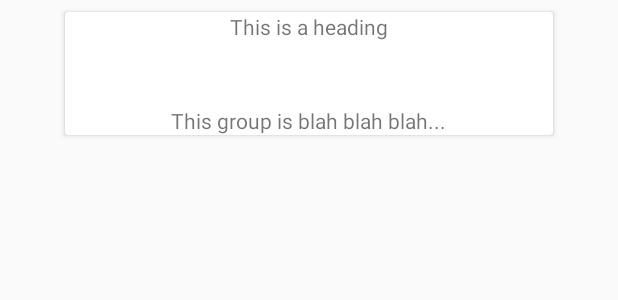
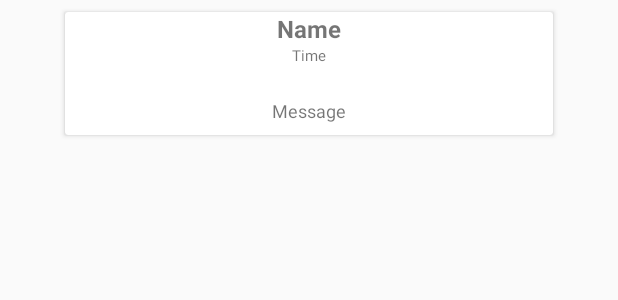
Before and after one commit to alexeiffert/NoteGator, an Android app: the layout group_list_item.xml on its own in the app's theme, with its tools: preview values and no code run, on a phone screen of 412 x 824 dp. Shown: the top 300 px of the screen. Run offline under Robolectric (Android 15) with nearby library versions, the phone set to English and light mode, and no system bars.

Commit message:
Chat time working (still out of order) stopping here to write paper

```diff
--- a/app/src/main/AndroidManifest.xml
+++ b/app/src/main/AndroidManifest.xml
@@ -43,8 +43,8 @@
             android:label="@string/title_activity_homepage" />
         <activity
             android:name=".ClassActivity"
-            android:label="@string/title_activity_class"
-            android:windowSoftInputMode="adjustPan"/>
+            android:label="COP3502"
+            />
         <activity android:name=".AddNotesActivity" />
         <activity
             android:name=".ViewNotes"
--- a/app/src/main/java/notegator/notegator/GroupListAdapter.java
+++ b/app/src/main/java/notegator/notegator/GroupListAdapter.java
@@ -35,9 +35,8 @@ public class GroupListAdapter extends RecyclerView.Adapter<GroupListAdapter.View
         GroupListItem groupListItem = list.get(position);
         //TODO this is causing the app to crash... not sure why
         holder.setTextViewHeader(groupListItem.getHeader());
+        holder.setTextViewTime(groupListItem.getTime());
         holder.setTextViewText(groupListItem.getText());
-        System.out.println(groupListItem.getHeader());
-        System.out.println(groupListItem.getText());
     }
 
     @Override
@@ -48,16 +47,19 @@ public class GroupListAdapter extends RecyclerView.Adapter<GroupListAdapter.View
     public class ViewHolder extends RecyclerView.ViewHolder {
 
         private TextView textViewHeader;
+        private TextView textViewTime;
         private TextView textViewText;
 
         public ViewHolder(View itemView) {
             super(itemView);
             textViewHeader = (TextView) itemView.findViewById(R.id.header);
+            textViewTime = (TextView)itemView.findViewById(R.id.time);
             textViewText = (TextView) itemView.findViewById(R.id.text);
         }
         public void setTextViewHeader(String text) {
             textViewHeader.setText(text);
         }
+        public void setTextViewTime(String text){ textViewTime.setText(text);}
         public void setTextViewText(String text){
             textViewText.setText(text);
         }
--- a/app/src/main/res/layout/group_list_item.xml
+++ b/app/src/main/res/layout/group_list_item.xml
@@ -22,27 +22,46 @@
         app:layout_constraintTop_toTopOf="parent"
         app:layout_constraintVertical_bias="1.0">
 
-        <RelativeLayout
+        <LinearLayout
             android:layout_width="match_parent"
-            android:layout_height="wrap_content">
+            android:layout_height="match_parent"
+            android:orientation="vertical">
+
+            <TextView
+                android:id="@+id/header"
+                android:layout_width="match_parent"
+                android:layout_height="wrap_content"
+                android:layout_alignParentTop="true"
+                android:layout_centerHorizontal="true"
+                android:layout_weight="1"
+                android:gravity="top|center_horizontal"
+                android:text="Name"
+                android:textSize="16sp"
+                android:textStyle="bold" />
+
+            <TextView
+                android:id="@+id/time"
+                android:layout_width="match_parent"
+                android:layout_height="wrap_content"
+                android:layout_centerInParent="true"
+                android:layout_weight="1"
+                android:gravity="top|center_horizontal"
+                android:text="Time"
+                android:textSize="10sp" />
 
             <TextView
                 android:id="@+id/text"
-                android:layout_width="wrap_content"
-                android:layout_height="wrap_content"
+                android:layout_width="match_parent"
+                android:layout_height="29dp"
                 android:layout_alignParentBottom="true"
                 android:layout_centerHorizontal="true"
                 android:layout_margin="8dp"
-                android:text="This group is blah blah blah..." />
+                android:layout_weight="1"
+                android:gravity="bottom|center_horizontal"
+                android:text="Message"
+                android:textSize="12sp" />
 
-            <TextView
-                android:id="@+id/header"
-                android:layout_width="wrap_content"
-                android:layout_height="wrap_content"
-                android:layout_alignParentTop="true"
-                android:layout_centerHorizontal="true"
-                android:text="This is a heading" />
-        </RelativeLayout>
+        </LinearLayout>
 
     </android.support.v7.widget.CardView>
 
```
Also changed, not shown: app/src/main/java/notegator/notegator/ClassActivity.java (+9 -1 lines), app/src/main/java/notegator/notegator/GroupListItem.java (+7 -1 lines).
